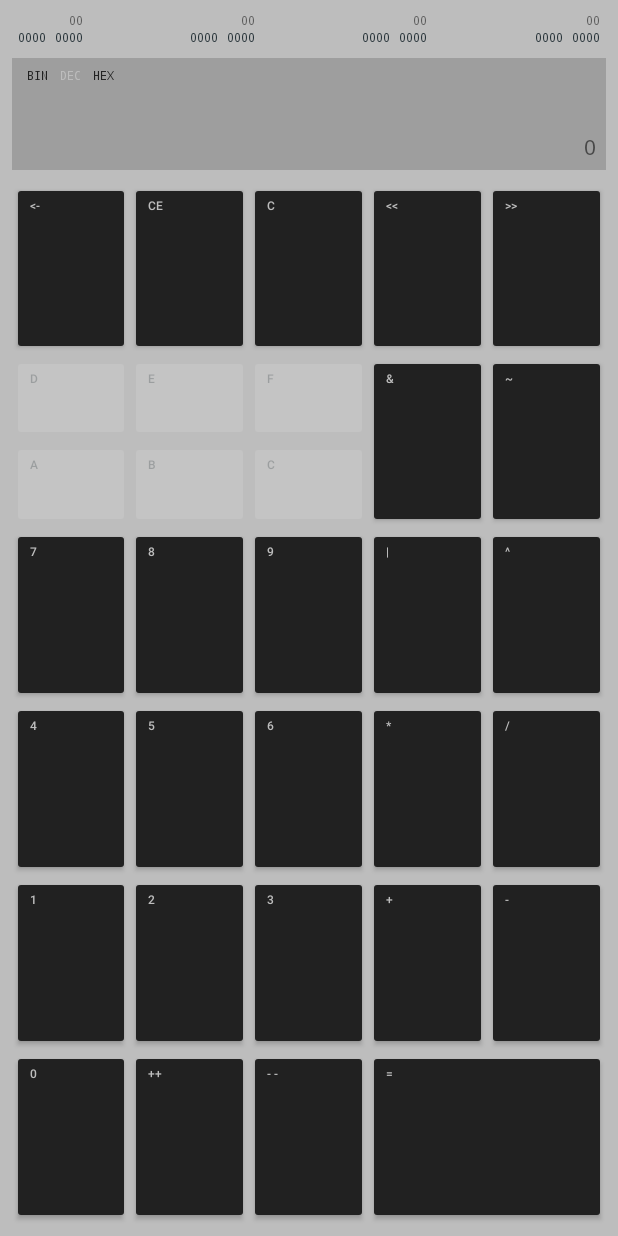
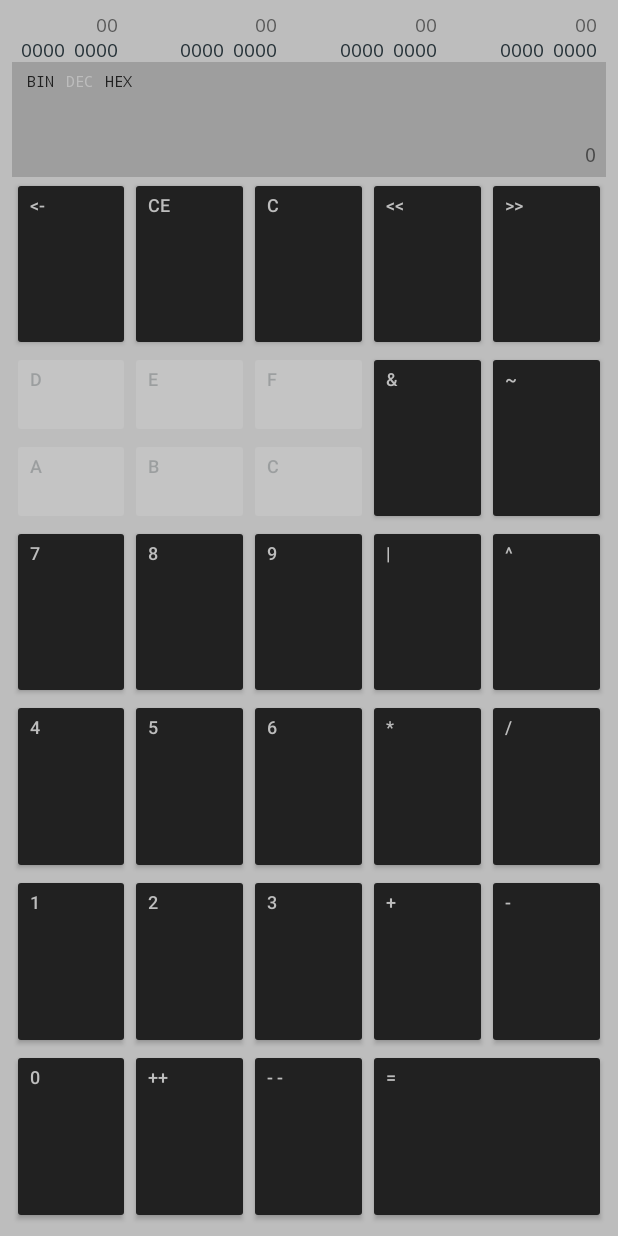
Before and after one commit to aksel/DevCalc, an Android app: the screen it shows after launch (MainActivity), on a phone screen of 412 x 824 dp. Run offline under Robolectric (Android 15) with nearby library versions, the phone set to English and light mode, and no system bars; pictures from the network do not load.

Commit message:
Created dimensions for different layouts.

```diff
--- a/app/src/main/res/layout/activity_main.xml
+++ b/app/src/main/res/layout/activity_main.xml
@@ -6,13 +6,16 @@
     android:layout_height="match_parent"
     android:orientation="vertical"
     tools:context="com.akseltorgard.devcalc.MainActivity"
-    android:padding="8dp">
+    android:layout_marginLeft="@dimen/activity_horizontal_margin"
+    android:layout_marginRight="@dimen/activity_horizontal_margin"
+    android:layout_marginTop="@dimen/activity_vertical_margin"
+    android:layout_marginBottom="@dimen/activity_vertical_margin">
 
     <include layout="@layout/content_display"/>
 
     <Space
         android:layout_width="match_parent"
-        android:layout_height="8dp"/>
+        android:layout_height="@dimen/space_size"/>
 
     <include layout="@layout/content_buttons"/>
 </LinearLayout>
--- a/app/src/main/res/layout/content_display.xml
+++ b/app/src/main/res/layout/content_display.xml
@@ -10,8 +10,8 @@
         android:orientation="horizontal"
         android:layout_width="match_parent"
         android:layout_height="wrap_content"
-        android:paddingLeft="4dp"
-        android:paddingRight="4dp">
+        android:paddingLeft="@dimen/display_padding"
+        android:paddingRight="@dimen/display_padding">
 
         <include
             layout="@layout/display_byte"
@@ -50,12 +50,12 @@
 
     <Space
         android:layout_width="1dp"
-        android:layout_height="8dp">
+        android:layout_height="@dimen/space_size">
     </Space>
 
     <LinearLayout
         android:orientation="vertical"
-        android:padding="6dp"
+        android:padding="@dimen/display_padding"
         android:layout_width="match_parent"
         android:layout_height="wrap_content"
         android:background="@color/colorPrimary">
@@ -64,20 +64,14 @@
 
         <TextView
             android:id="@+id/text_view_operation"
-            android:typeface="monospace"
-            android:textSize="14dp"
             android:layout_width="match_parent"
-            android:layout_height="32dp"
-            android:gravity="end|bottom"
+            android:layout_height="@dimen/operation_text_view_height"
             tools:text="11111111 11111111 11111111 11111111\nXOR"/>
 
         <TextView
             android:id="@+id/text_view_input"
-            android:typeface="monospace"
-            android:textSize="14dp"
             android:layout_width="match_parent"
             android:layout_height="wrap_content"
-            android:gravity="end|bottom"
             tools:text="11111111 11111111 11111111 11111111"/>
     </LinearLayout>
 </LinearLayout>
--- a/app/src/main/res/layout/display_byte.xml
+++ b/app/src/main/res/layout/display_byte.xml
@@ -11,6 +11,7 @@
         android:layout_width="wrap_content"
         android:layout_height="wrap_content"
         android:layout_gravity="end"
+        android:textSize="@dimen/text_size_toggle_button"
         tools:text="FF"/>
 
     <LinearLayout
@@ -36,7 +37,7 @@
             android:layout_height="wrap_content"/>
 
         <Space
-            android:layout_width="6sp"
+            android:layout_width="6dp"
             android:layout_height="match_parent"/>
 
         <ToggleButton
--- /dev/null
+++ b/app/src/main/res/values-hdpi/dimens.xml
@@ -0,0 +1,11 @@
+<resources>
+    <dimen name="activity_horizontal_margin">@dimen/activity_horizontal_margin_hdpi</dimen>
+    <dimen name="activity_vertical_margin">@dimen/activity_vertical_margin_hdpi</dimen>
+    <dimen name="text_size_display">@dimen/text_size_display_hdpi</dimen>
+    <dimen name="text_size_button">@dimen/text_size_button_hdpi</dimen>
+    <dimen name="text_size_radio_button">@dimen/text_size_radio_button_hdpi</dimen>
+    <dimen name="text_size_toggle_button">@dimen/text_size_toggle_button_hdpi</dimen>
+    <dimen name="operation_text_view_height">@dimen/operation_text_view_height_hdpi</dimen>
+    <dimen name="space_size">@dimen/space_size_hdpi</dimen>
+    <dimen name="display_padding">@dimen/display_padding_hdpi</dimen>
+</resources>
--- /dev/null
+++ b/app/src/main/res/values-mdpi/dimens.xml
@@ -0,0 +1,11 @@
+<resources>
+    <dimen name="activity_horizontal_margin">@dimen/activity_horizontal_margin_mdpi</dimen>
+    <dimen name="activity_vertical_margin">@dimen/activity_vertical_margin_mdpi</dimen>
+    <dimen name="text_size_display">@dimen/text_size_display_mdpi</dimen>
+    <dimen name="text_size_button">@dimen/text_size_button_mdpi</dimen>
+    <dimen name="text_size_radio_button">@dimen/text_size_radio_button_mdpi</dimen>
+    <dimen name="text_size_toggle_button">@dimen/text_size_toggle_button_mdpi</dimen>
+    <dimen name="operation_text_view_height">@dimen/operation_text_view_height_mdpi</dimen>
+    <dimen name="space_size">@dimen/space_size_mdpi</dimen>
+    <dimen name="display_padding">@dimen/display_padding_mdpi</dimen>
+</resources>
--- /dev/null
+++ b/app/src/main/res/values-xhdpi/dimens.xml
@@ -0,0 +1,11 @@
+<resources>
+    <dimen name="activity_horizontal_margin">@dimen/activity_horizontal_margin_xhdpi</dimen>
+    <dimen name="activity_vertical_margin">@dimen/activity_vertical_margin_xhdpi</dimen>
+    <dimen name="text_size_display">@dimen/text_size_display_xhdpi</dimen>
+    <dimen name="text_size_button">@dimen/text_size_button_xhdpi</dimen>
+    <dimen name="text_size_radio_button">@dimen/text_size_radio_button_xhdpi</dimen>
+    <dimen name="text_size_toggle_button">@dimen/text_size_toggle_button_xhdpi</dimen>
+    <dimen name="operation_text_view_height">@dimen/operation_text_view_height_xhdpi</dimen>
+    <dimen name="space_size">@dimen/space_size_xhdpi</dimen>
+    <dimen name="display_padding">@dimen/display_padding_xhdpi</dimen>
+</resources>
--- /dev/null
+++ b/app/src/main/res/values-xxhdpi/dimens.xml
@@ -0,0 +1,11 @@
+<resources>
+    <dimen name="activity_horizontal_margin">@dimen/activity_horizontal_margin_xxhdpi</dimen>
+    <dimen name="activity_vertical_margin">@dimen/activity_vertical_margin_xxhdpi</dimen>
+    <dimen name="text_size_display">@dimen/text_size_display_xxhdpi</dimen>
+    <dimen name="text_size_button">@dimen/text_size_button_xxhdpi</dimen>
+    <dimen name="text_size_radio_button">@dimen/text_size_radio_button_xxhdpi</dimen>
+    <dimen name="text_size_toggle_button">@dimen/text_size_toggle_button_xxhdpi</dimen>
+    <dimen name="operation_text_view_height">@dimen/operation_text_view_height_xxhdpi</dimen>
+    <dimen name="space_size">@dimen/space_size_xxhdpi</dimen>
+    <dimen name="display_padding">@dimen/display_padding_xxhdpi</dimen>
+</resources>
--- /dev/null
+++ b/app/src/main/res/values-xxxhdpi/dimens.xml
@@ -0,0 +1,11 @@
+<resources>
+    <dimen name="activity_horizontal_margin">@dimen/activity_horizontal_margin_xxxhdpi</dimen>
+    <dimen name="activity_vertical_margin">@dimen/activity_vertical_margin_xxxhdpi</dimen>
+    <dimen name="text_size_display">@dimen/text_size_display_xxxhdpi</dimen>
+    <dimen name="text_size_button">@dimen/text_size_button_xxxhdpi</dimen>
+    <dimen name="text_size_radio_button">@dimen/text_size_radio_button_xxxhdpi</dimen>
+    <dimen name="text_size_toggle_button">@dimen/text_size_toggle_button_xxxhdpi</dimen>
+    <dimen name="operation_text_view_height">@dimen/operation_text_view_height_xxxhdpi</dimen>
+    <dimen name="space_size">@dimen/space_size_xxxhdpi</dimen>
+    <dimen name="display_padding">@dimen/display_padding_xxxhdpi</dimen>
+</resources>
--- a/app/src/main/res/values/dimens.xml
+++ b/app/src/main/res/values/dimens.xml
@@ -1,6 +1,57 @@
 <resources>
-    <!-- Default screen margins, per the Android Design guidelines. -->
-    <dimen name="activity_horizontal_margin">16dp</dimen>
-    <dimen name="activity_vertical_margin">16dp</dimen>
     <dimen name="fab_margin">16dp</dimen>
+
+    <dimen name="activity_horizontal_margin_mdpi">8dp</dimen>
+    <dimen name="activity_horizontal_margin_hdpi">8dp</dimen>
+    <dimen name="activity_horizontal_margin_xhdpi">8dp</dimen>
+    <dimen name="activity_horizontal_margin_xxhdpi">10dp</dimen>
+    <dimen name="activity_horizontal_margin_xxxhdpi">10dp</dimen>
+
+    <dimen name="activity_vertical_margin_mdpi">16dp</dimen>
+    <dimen name="activity_vertical_margin_hdpi">8dp</dimen>
+    <dimen name="activity_vertical_margin_xhdpi">8dp</dimen>
+    <dimen name="activity_vertical_margin_xxhdpi">10dp</dimen>
+    <dimen name="activity_vertical_margin_xxxhdpi">10dp</dimen>
+
+    <dimen name="operation_text_view_height_mdpi">48dp</dimen>
+    <dimen name="operation_text_view_height_hdpi">32dp</dimen>
+    <dimen name="operation_text_view_height_xhdpi">36dp</dimen>
+    <dimen name="operation_text_view_height_xxhdpi">36dp</dimen>
+    <dimen name="operation_text_view_height_xxxhdpi">36dp</dimen>
+
+    <dimen name="text_size_display_mdpi">20dp</dimen>
+    <dimen name="text_size_display_hdpi">13dp</dimen>
+    <dimen name="text_size_display_xhdpi">15dp</dimen>
+    <dimen name="text_size_display_xxhdpi">15dp</dimen>
+    <dimen name="text_size_display_xxxhdpi">15dp</dimen>
+
+    <dimen name="text_size_button_mdpi">19dp</dimen>
+    <dimen name="text_size_button_hdpi">12dp</dimen>
+    <dimen name="text_size_button_xhdpi">16dp</dimen>
+    <dimen name="text_size_button_xxhdpi">15dp</dimen>
+    <dimen name="text_size_button_xxxhdpi">15dp</dimen>
+
+    <dimen name="text_size_toggle_button_mdpi">20dp</dimen>
+    <dimen name="text_size_toggle_button_hdpi">12dp</dimen>
+    <dimen name="text_size_toggle_button_xhdpi">14dp</dimen>
+    <dimen name="text_size_toggle_button_xxhdpi">14dp</dimen>
+    <dimen name="text_size_toggle_button_xxxhdpi">14dp</dimen>
+
+    <dimen name="text_size_radio_button_mdpi">16dp</dimen>
+    <dimen name="text_size_radio_button_hdpi">10dp</dimen>
+    <dimen name="text_size_radio_button_xhdpi">12dp</dimen>
+    <dimen name="text_size_radio_button_xxhdpi">12dp</dimen>
+    <dimen name="text_size_radio_button_xxxhdpi">12dp</dimen>
+
+    <dimen name="space_size_mdpi">8dp</dimen>
+    <dimen name="space_size_hdpi">0dp</dimen>
+    <dimen name="space_size_xhdpi">4dp</dimen>
+    <dimen name="space_size_xxhdpi">4dp</dimen>
+    <dimen name="space_size_xxxhdpi">4dp</dimen>
+
+    <dimen name="display_padding_mdpi">10dp</dimen>
+    <dimen name="display_padding_hdpi">6dp</dimen>
+    <dimen name="display_padding_xhdpi">6dp</dimen>
+    <dimen name="display_padding_xxhdpi">6dp</dimen>
+    <dimen name="display_padding_xxxhdpi">6dp</dimen>
 </resources>
```
